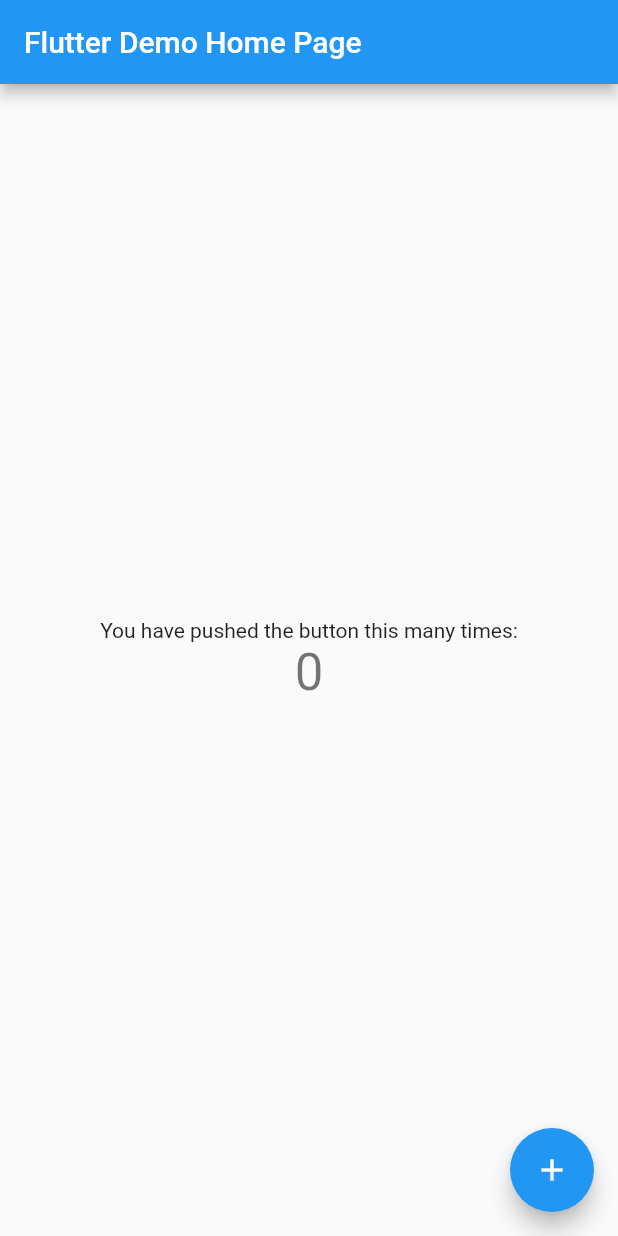
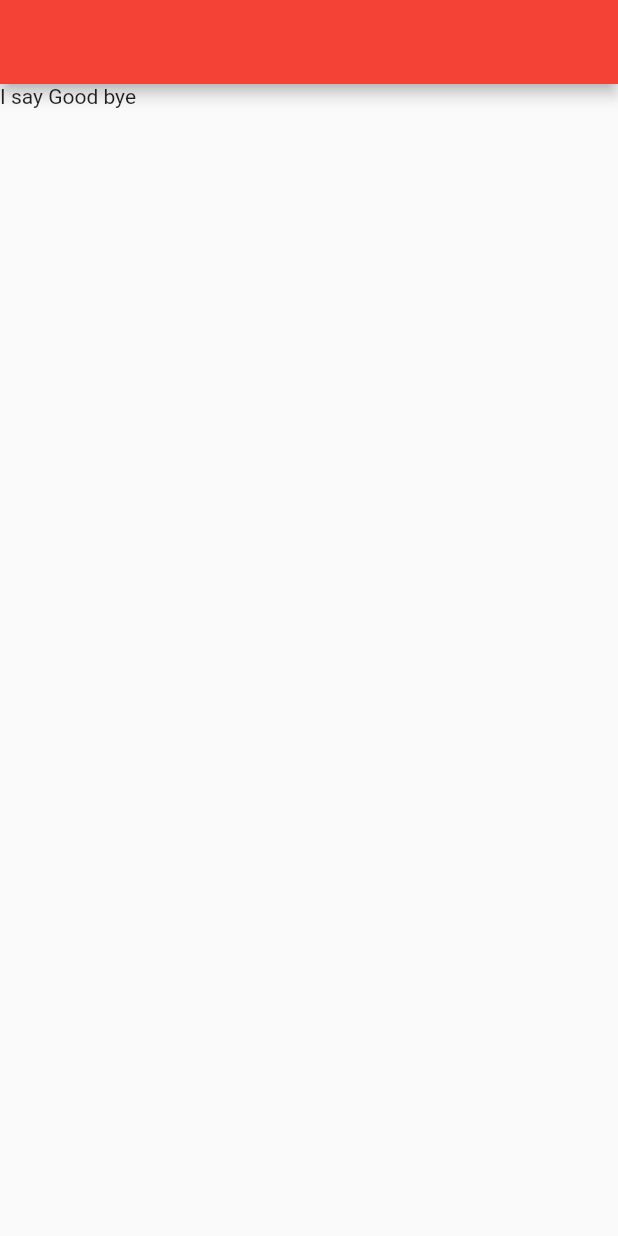
Before and after one commit to Thaniya05/Appshop, a Flutter app: the screen it shows after launch, on a phone screen of 412 x 824 dp. Run offline on Flutter 3.47's test engine with Material 2 defaults, Android fonts, the phone set to English and light mode, and no system bars; our stand-ins replace bloc, flutter_bloc; missing offline and left inert: dart:html.

Commit message:
add bloc

```diff
--- /dev/null
+++ b/appshop/lib/bloc/shop_bloc.dart
@@ -0,0 +1,32 @@
+import 'dart:html';
+
+import 'package:bloc/bloc.dart';
+import 'package:meta/meta.dart';
+
+part 'shop_event.dart';
+part 'shop_state.dart';
+
+class ShopBloc extends Bloc<ShopEvent, ShopState> {
+  ShopBloc() : super(ShopInitial()) {
+    on<ShopEvent>((event, emit) async {
+      emit(ShopLoading());
+      //print("hello");
+      try {
+        var data = loadDataDummy();
+        if (data == null) {
+          emit(ShopErrorState("not found data"));
+          return;
+        }
+        await Future.delayed(Duration(milliseconds: 2000))
+            .then((value) => emit(ShopFinishState(data)));
+      } catch (e) {
+        emit(ShopErrorState(e.toString()));
+      }
+    });
+  }
+}
+
+String loadDataDummy() {
+  String dummy = "I say Good bye";
+  return dummy;
+}
--- /dev/null
+++ b/appshop/lib/bloc/shop_event.dart
@@ -0,0 +1,10 @@
+part of 'shop_bloc.dart';
+
+@immutable
+abstract class ShopEvent {}
+
+class SearchEvent extends ShopEvent {
+  final String SearchText;
+
+  SearchEvent(this.SearchText);
+}
--- /dev/null
+++ b/appshop/lib/bloc/shop_state.dart
@@ -0,0 +1,26 @@
+part of 'shop_bloc.dart';
+
+@immutable
+abstract class ShopState {
+  List<String> get _smt => [];
+}
+
+class ShopInitial extends ShopState {}
+
+class ShopLoading extends ShopState {}
+
+class ShopFinishState extends ShopState {
+  final String smt;
+
+  ShopFinishState(this.smt);
+
+/*
+  @override
+  List<String> get _smt => smt;*/
+}
+
+class ShopErrorState extends ShopState {
+  final String errorMessage;
+
+  ShopErrorState(this.errorMessage);
+}
--- a/appshop/lib/main.dart
+++ b/appshop/lib/main.dart
@@ -1,4 +1,8 @@
+import 'package:appshop/views/firstpage.dart';
 import 'package:flutter/material.dart';
+import 'package:flutter_bloc/flutter_bloc.dart';
+
+import 'bloc/shop_bloc.dart';
 
 void main() {
   runApp(const MyApp());
@@ -24,8 +28,10 @@ class MyApp extends StatelessWidget {
           // is not restarted.
           primarySwatch: Colors.blue,
         ),
-      home: const MyHomePage(title: 'Flutter Demo Home Page'),
-    );
+        home: BlocProvider(
+          create: (context) => ShopBloc(),
+          child: MainPage(),
+        ));
   }
 }
 
--- /dev/null
+++ b/appshop/lib/views/firstpage.dart
@@ -0,0 +1,31 @@
+import 'package:appshop/bloc/shop_bloc.dart';
+import 'package:flutter/material.dart';
+import 'package:bloc/bloc.dart';
+import 'package:flutter_bloc/flutter_bloc.dart';
+
+class MainPage extends StatelessWidget {
+  const MainPage({super.key});
+
+  @override
+  Widget build(BuildContext context) {
+    BlocProvider.of<ShopBloc>(context).add(SearchEvent("hello"));
+    return BlocBuilder<ShopBloc, ShopState>(
+      builder: (context, state) {
+        if (state is ShopLoading || state is ShopInitial) {
+          return CircularProgressIndicator();
+        }
+        if (state is ShopFinishState) {
+          return Scaffold(
+            appBar: AppBar(
+              backgroundColor: Colors.red,
+            ),
+            body: Container(
+              child: Text(state.smt),
+            ),
+          );
+        }
+        return Scaffold();
+      },
+    );
+  }
+}
--- a/appshop/pubspec.yaml
+++ b/appshop/pubspec.yaml
@@ -19,7 +19,7 @@ publish_to: 'none' # Remove this line if you wish to publish to pub.dev
 version: 1.0.0+1
 
 environment:
-  sdk: '>=2.19.5 <3.0.0'
+  sdk: '>=2.19.4 <3.0.0'
 
 # Dependencies specify other packages that your package needs in order to work.
 # To automatically upgrade your package dependencies to the latest versions
@@ -35,6 +35,8 @@ dependencies:
   # The following adds the Cupertino Icons font to your application.
   # Use with the CupertinoIcons class for iOS style icons.
   cupertino_icons: ^1.0.2
+  bloc: ^8.1.1
+  flutter_bloc: ^8.1.2
 
 dev_dependencies:
   flutter_test:
```
Also changed, not shown: appshop/pubspec.lock. Lines whose indentation alone changed are shown as unchanged.
